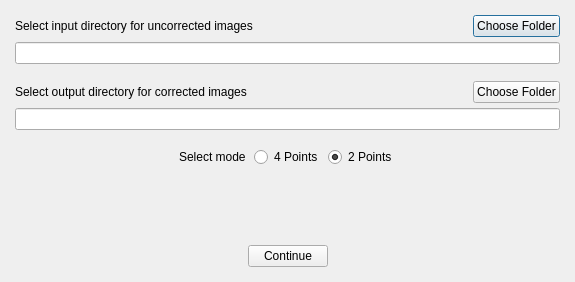
rpwang17/photo_reconstruction, file src/retrospective_correction/DialogSelectFolder.ui: the form before one commit.
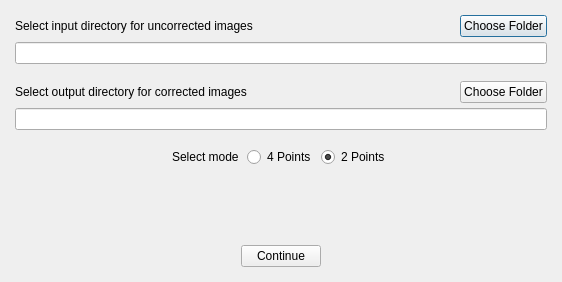
The form after the commit.

Patch:
```diff
--- a/src/retrospective_correction/DialogSelectFolder.ui
+++ b/src/retrospective_correction/DialogSelectFolder.ui
@@ -6,7 +6,7 @@
    <rect>
     <x>0</x>
     <y>0</y>
-    <width>575</width>
+    <width>562</width>
     <height>282</height>
    </rect>
   </property>
```
Left out of the diff: 10 changed lines with no effect on the pictures.
